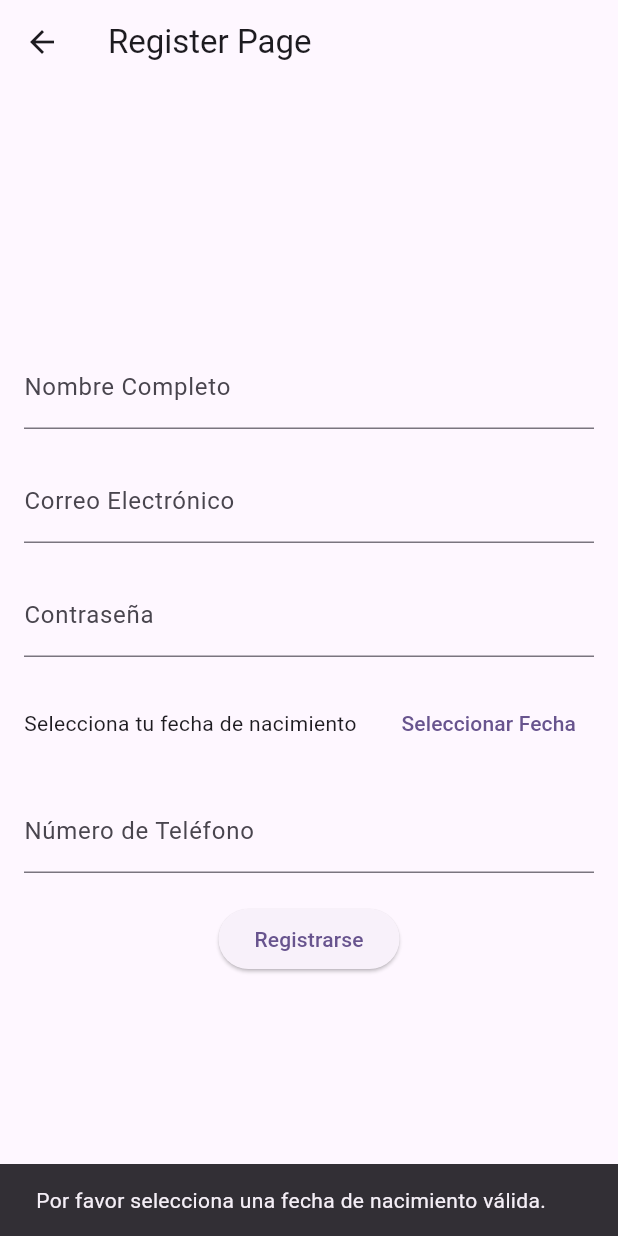
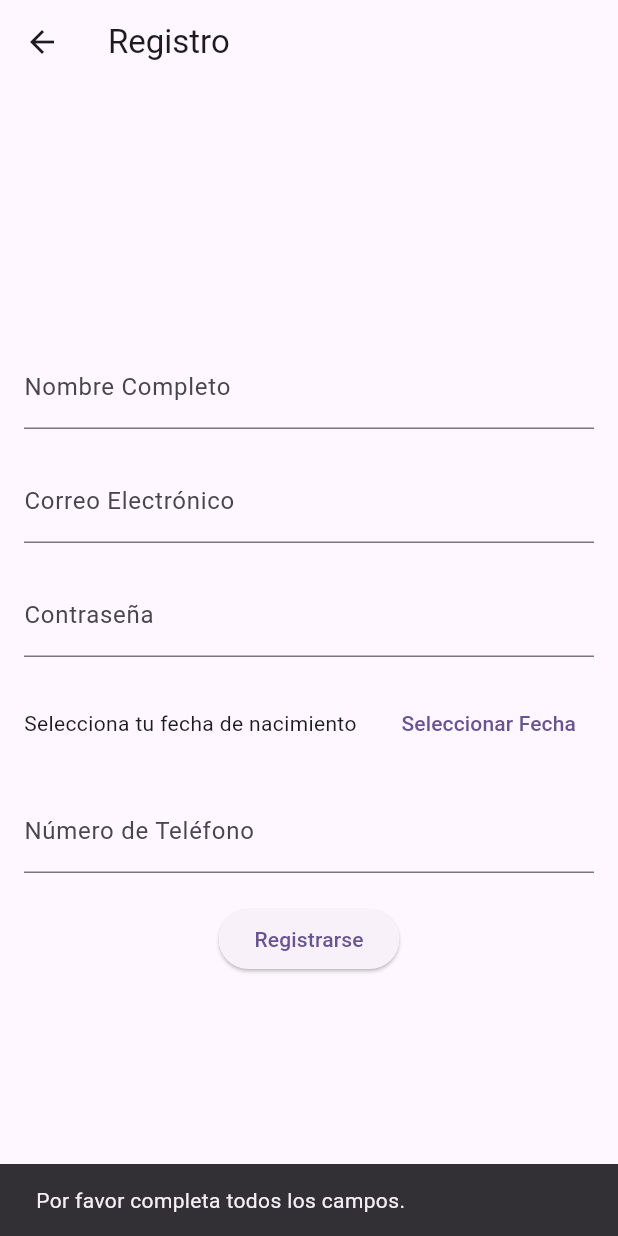
Before and after one commit to cedrovich/Trio_App, a Flutter app: the RegisterPage screen opened directly, after a tap on "Registrarse", on a phone screen of 412 x 824 dp. Run offline on Flutter 3.47's test engine with Material 3 defaults, Android fonts, the phone set to English and light mode, and no system bars; our stand-ins replace supabase_flutter; accounts and stored records are empty.

```diff
--- a/lib/pages/auth/register_page.dart
+++ b/lib/pages/auth/register_page.dart
@@ -34,10 +34,18 @@ class _RegisterPageState extends State<RegisterPage> {
 
   // Método para registrar al usuario
   Future<void> _signUp() async {
-    final fullName = _fullNameController.text;
-    final email = _emailController.text;
-    final password = _passwordController.text;
-    final phoneNumber = _phoneNumberController.text;
+    final fullName = _fullNameController.text.trim();
+    final email = _emailController.text.trim();
+    final password = _passwordController.text.trim();
+    final phoneNumber = _phoneNumberController.text.trim();
+
+    // Validaciones básicas
+    if (fullName.isEmpty || email.isEmpty || password.isEmpty || phoneNumber.isEmpty) {
+      ScaffoldMessenger.of(context).showSnackBar(
+        const SnackBar(content: Text('Por favor completa todos los campos.')),
+      );
+      return;
+    }
 
     if (_birthDate == null) {
       ScaffoldMessenger.of(context).showSnackBar(
@@ -55,7 +63,7 @@ class _RegisterPageState extends State<RegisterPage> {
 
       if (response.error != null) {
         ScaffoldMessenger.of(context).showSnackBar(
-          SnackBar(content: Text(response.error!.message)),
+          SnackBar(content: Text('Error al registrar usuario: ${response.error!.message}')),
         );
         return;
       }
@@ -64,34 +72,36 @@ class _RegisterPageState extends State<RegisterPage> {
       final userId = response.user?.id;
       if (userId == null) {
         ScaffoldMessenger.of(context).showSnackBar(
-          const SnackBar(content: Text('Error al registrar el usuario. Inténtalo de nuevo.')),
+          const SnackBar(content: Text('No se pudo obtener el ID del usuario. Inténtalo de nuevo.')),
         );
         return;
       }
 
+      // Agregar un pequeño retraso para evitar problemas de sincronización
+      await Future.delayed(const Duration(milliseconds: 500));
+
       // Paso 2: Insertar los datos adicionales en la tabla 'users'
-      final insertResponse = await Supabase.instance.client
-          .from('users') // Nombre de tu tabla personalizada
-          .insert({
+      final insertResponse = await Supabase.instance.client.from('users').insert({
         'user_id': userId, // Relacionar con auth.users
         'full_name': fullName,
         'email': email,
         'birth_date': _birthDate!.toIso8601String(),
         'phone_number': phoneNumber,
-          })
-          .select()
-          .single();
+      }).select().single();
 
       if (insertResponse.error != null) {
         ScaffoldMessenger.of(context).showSnackBar(
-          SnackBar(content: Text(insertResponse.error!.message)),
+          SnackBar(content: Text('Error al insertar datos: ${insertResponse.error!.message}')),
         );
-      } else {
+        return;
+      }
+
+      // Registro exitoso
       ScaffoldMessenger.of(context).showSnackBar(
         const SnackBar(content: Text('Registro exitoso')),
       );
+
       Navigator.pop(context); // Regresar a la pantalla de login
-      }
     } catch (e) {
       ScaffoldMessenger.of(context).showSnackBar(
         SnackBar(content: Text('Error: $e')),
@@ -103,7 +113,7 @@ class _RegisterPageState extends State<RegisterPage> {
   Widget build(BuildContext context) {
     return Scaffold(
       appBar: AppBar(
-        title: const Text('Register Page'),
+        title: const Text('Registro'),
       ),
       body: Padding(
         padding: const EdgeInsets.all(16.0),
```
Lines whose indentation alone changed are shown as unchanged.
